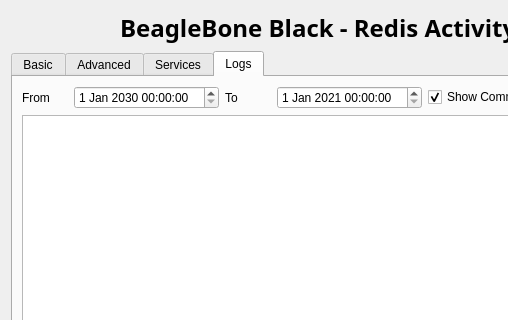
lnls-sirius/bbbread, file ui_files/monitor.ui: the form before one commit; both pictures show x 0 to 508 and y 0 to 320 of the 730 by 460 pixel window.
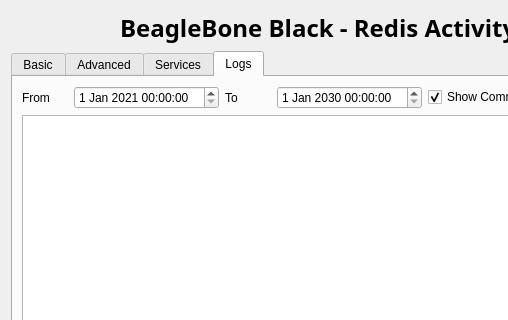
The form after the commit.

Commit message: User can access all functions from logs tab

```diff
--- a/ui_files/monitor.ui
+++ b/ui_files/monitor.ui
@@ -424,6 +424,27 @@
                </property>
               </widget>
              </item>
+             <item>
+              <widget class="QDateTimeEdit" name="fromTimeEdit">
+               <property name="minimumDateTime">
+                <datetime>
+                 <hour>0</hour>
+                 <minute>0</minute>
+                 <second>0</second>
+                 <year>2021</year>
+                 <month>1</month>
+                 <day>1</day>
+                </datetime>
+               </property>
+              </widget>
+             </item>
+             <item>
+              <widget class="QLabel" name="toLabel">
+               <property name="text">
+                <string>To</string>
+               </property>
+              </widget>
+             </item>
              <item>
               <widget class="QDateTimeEdit" name="toTimeEdit">
                <property name="date">
@@ -446,26 +467,8 @@
                <property name="currentSectionIndex">
                 <number>0</number>
                </property>
-              </widget>
-             </item>
-             <item>
-              <widget class="QLabel" name="toLabel">
-               <property name="text">
-                <string>To</string>
-               </property>
-              </widget>
-             </item>
-             <item>
-              <widget class="QDateTimeEdit" name="fromTimeEdit">
-               <property name="minimumDateTime">
-                <datetime>
-                 <hour>0</hour>
-                 <minute>0</minute>
-                 <second>0</second>
-                 <year>2021</year>
-                 <month>1</month>
-                 <day>1</day>
-                </datetime>
+               <property name="timeSpec">
+                <enum>Qt::LocalTime</enum>
                </property>
               </widget>
              </item>
```
Left out of the diff: 3 changed lines with no effect on the pictures. The commit also changes 1 other file.
